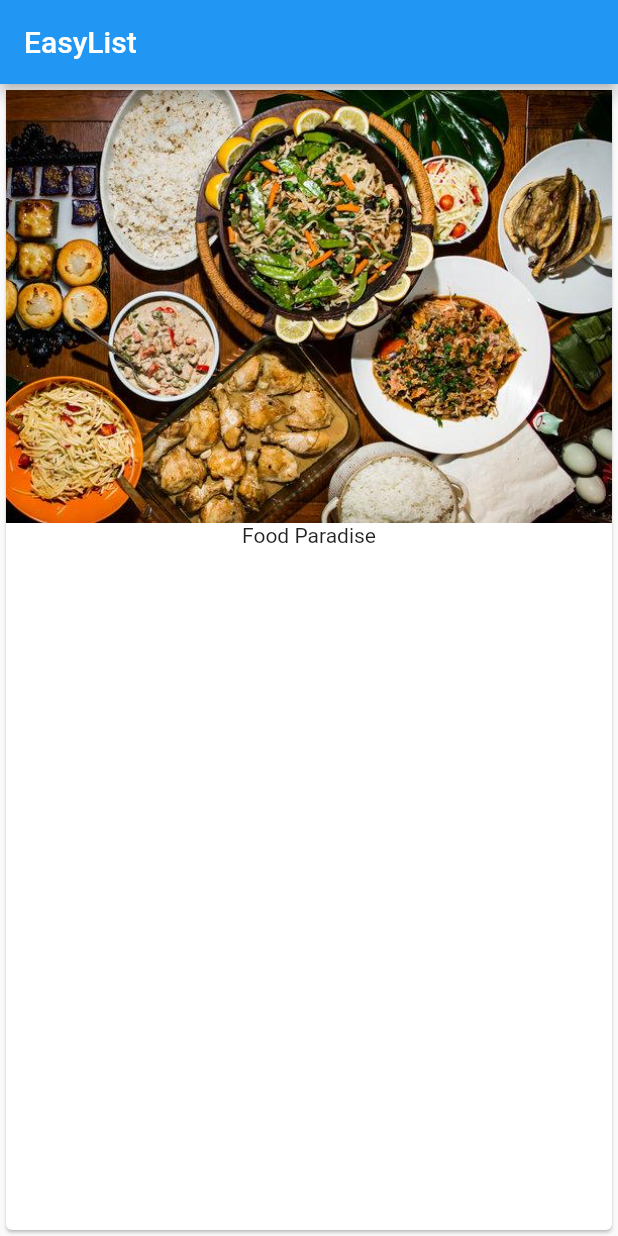
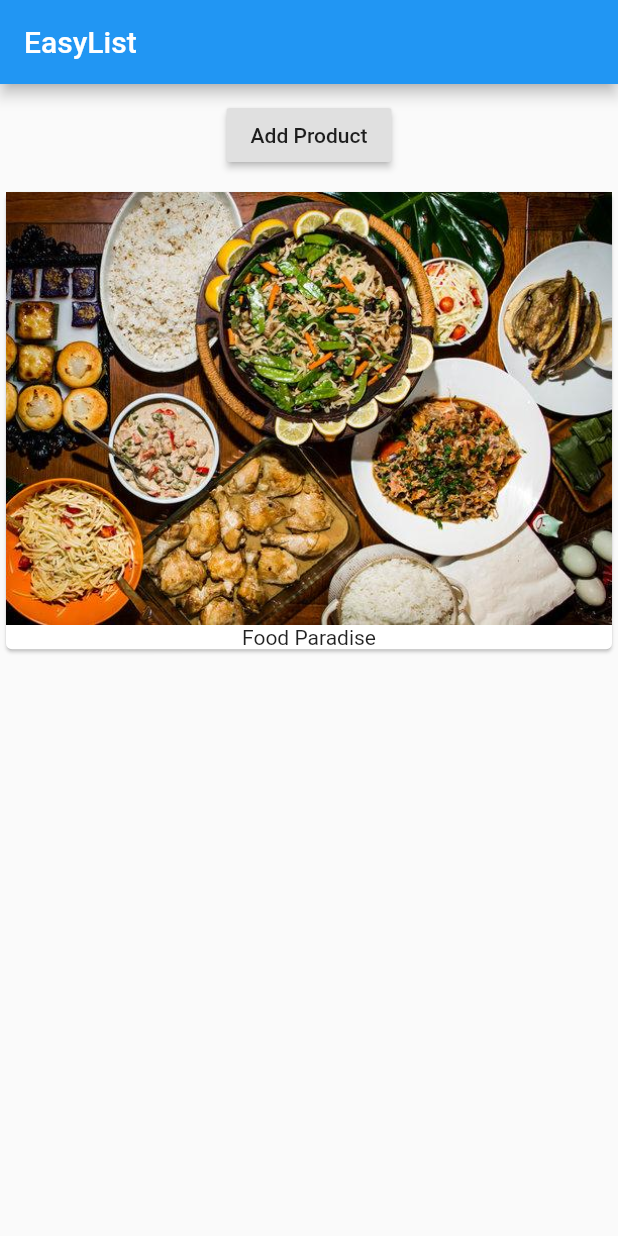
Before and after one commit to huytq1/flutter_course, a Flutter app: the screen it shows after launch, on a phone screen of 412 x 824 dp. Run offline on Flutter 3.47's test engine with Material 2 defaults, Android fonts, the phone set to English and light mode, and no system bars.

```diff
--- a/lib/main.dart
+++ b/lib/main.dart
@@ -3,19 +3,33 @@ import 'package:flutter/material.dart';
 void main() => runApp(MyApp());
 
 class MyApp extends StatelessWidget {
+  @override
   Widget build(BuildContext context) {
     return new MaterialApp(
       home: Scaffold(
         appBar: AppBar(
           title: Text('EasyList'),
         ),
-        body: Card(
+        body: Column(
+          children: [
+            Container(
+              margin: EdgeInsets.all(10.0),
+              child: RaisedButton(
+                onPressed: () {
+
+                },
+                child: Text('Add Product'),
+              ),
+            ),
+            Card(
               child: Column(
                 children: <Widget>[
                   Image.asset('assets/food.jpg'),
                   Text('Food Paradise')
                 ],
               ),
+            )
+          ],
         ),
       ),
     );
```
Also changed, not shown: assets/lake.jpg (added). Lines whose indentation alone changed are shown as unchanged.
